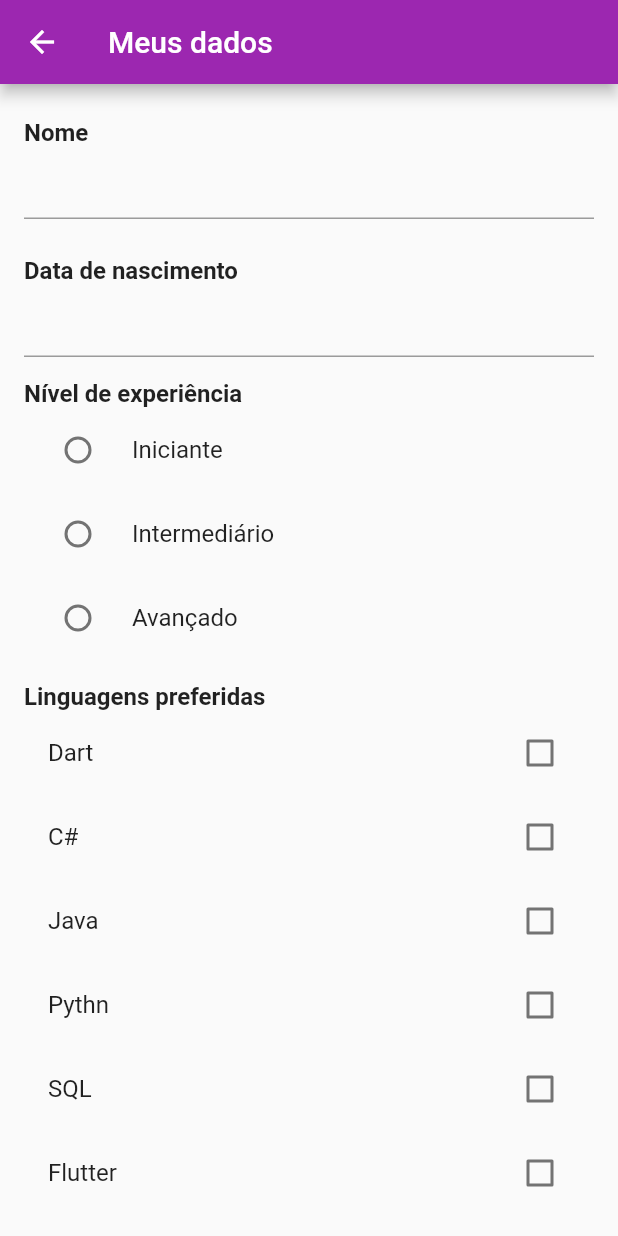
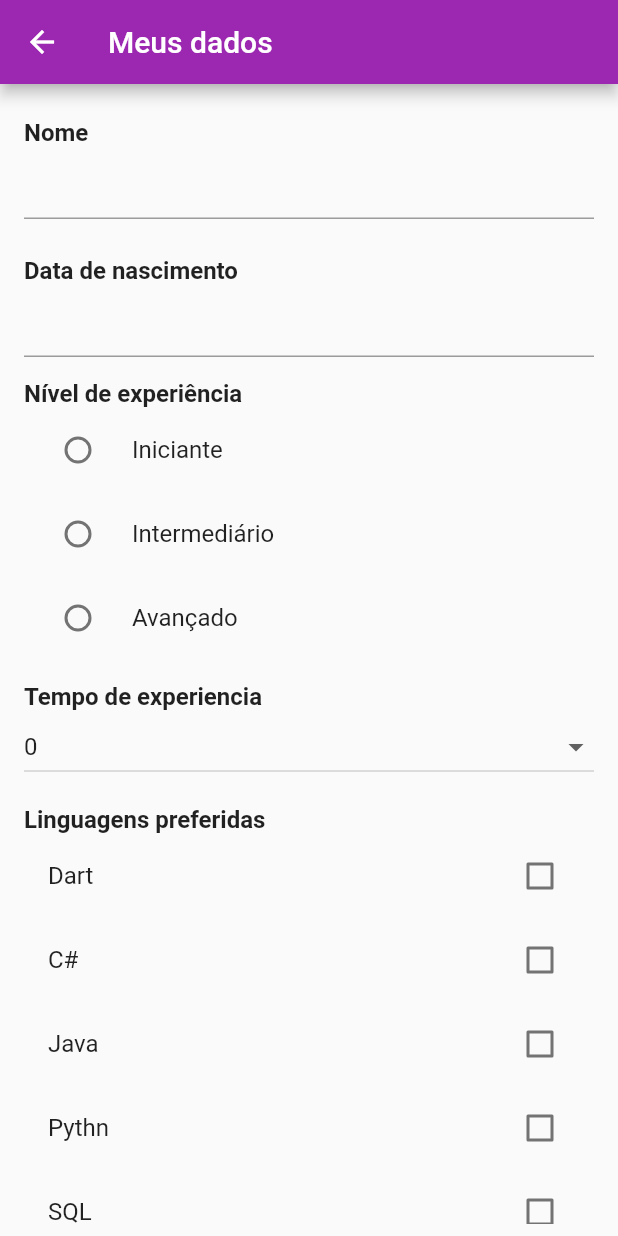
Before and after one commit to eduardoandd/trilhaap, a Flutter app: the DadosCadastraisPage screen opened directly, on a phone screen of 412 x 824 dp. Run offline on Flutter 3.47's test engine with Material 2 defaults, Android fonts, the phone set to English and light mode, and no system bars; our stand-ins replace google_fonts; network calls fail.

Commit message:
DROPDOWN

```diff
--- a/lib/pages/dados_cadastrais.dart
+++ b/lib/pages/dados_cadastrais.dart
@@ -32,11 +32,27 @@ class _DadosCadastraisPageState extends State<DadosCadastraisPage> {
   var linguagensSelecionadas = [];
   double salarioEscolhido=1000;
 
+  int tempoExperiencia=0;
+
   @override
   void initState() {
     niveis = nivelRepository.retornaNiveis();
     linguagens = linguagensRepository.retornaLinguagens();
     super.initState();
+  }
+
+  // ESPECIFICA O TIPO DE RETORNO
+  List<DropdownMenuItem<int>> returnItens(int quantidade_maxima){
+    var itens = <DropdownMenuItem<int>>[];
+
+    for(var i = 0; i <= quantidade_maxima; i++){
+      itens.add(DropdownMenuItem(
+          child: Text(i.toString()),
+          value: i,
+        )
+      );
+    }
+    return itens;
   }
 
   @override
@@ -99,6 +115,21 @@ class _DadosCadastraisPageState extends State<DadosCadastraisPage> {
 
             ),
 
+
+            TextLabel(texto: "Tempo de experiencia"),
+            DropdownButton(
+              value: tempoExperiencia,
+              isExpanded: true,
+              items: returnItens(50),
+              onChanged:(value) {
+                setState(() {
+                  tempoExperiencia = int.parse(value.toString());
+                });
+              }
+            ),
+
+
+
             TextLabel(texto: "Linguagens preferidas"),
             Column(
               children: linguagens.map((linguagem) => CheckboxListTile(
@@ -121,6 +152,8 @@ class _DadosCadastraisPageState extends State<DadosCadastraisPage> {
                   },
                 ),).toList()
             ),
+
+
             TextLabel(texto: "Pretensão salarial R\$ ${salarioEscolhido.round().toString()}"),
             Slider(
               min:1000,
--- a/lib/pages/my_app.dart
+++ b/lib/pages/my_app.dart
@@ -20,7 +20,7 @@ class MyApp extends StatelessWidget {
         primarySwatch: Colors.purple,
         textTheme: GoogleFonts.robotoTextTheme(),
       ),
-      home: const teacher.LoginPage(),
+      home: const login.LoginPage(),
     );
   }
 }
```
